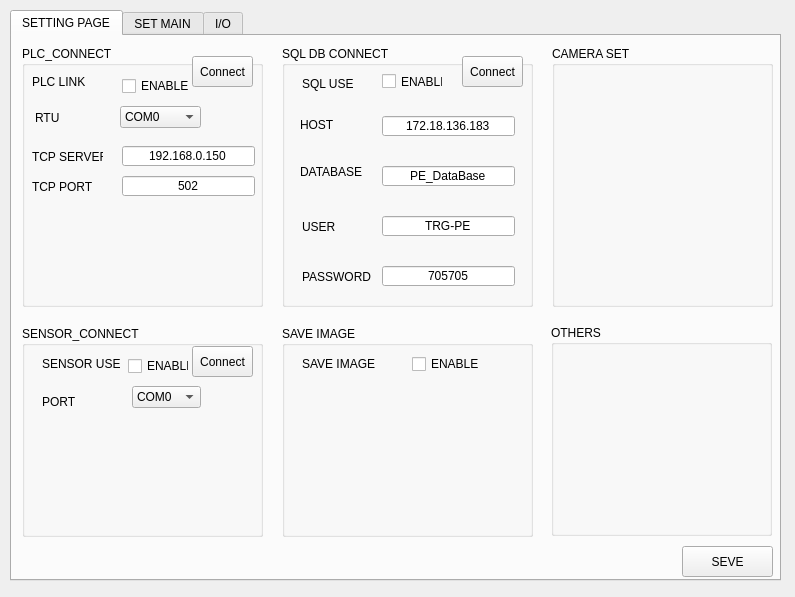
Old version of the form ui_files/setting_form.ui in the repository bigcheng123/scratch-detect.
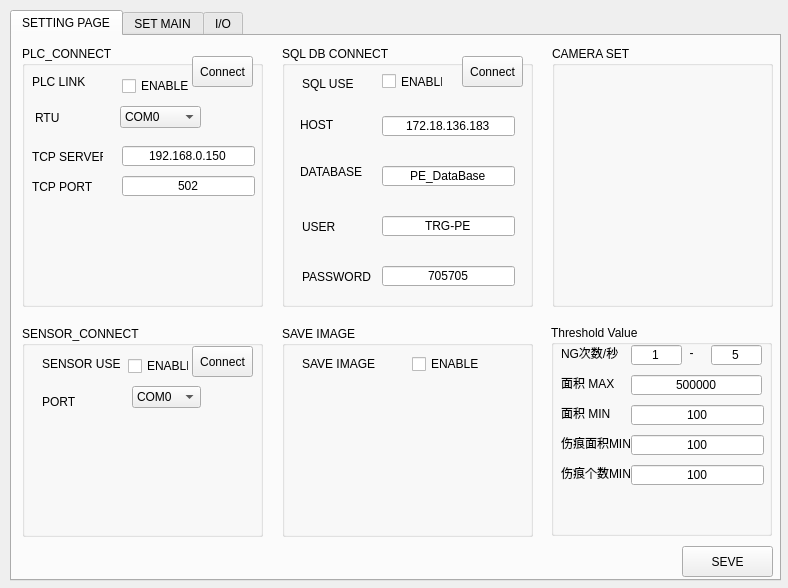
New version of the form.

What changed in the file:
```diff
--- a/ui_files/setting_form.ui
+++ b/ui_files/setting_form.ui
@@ -6,8 +6,8 @@
    <rect>
     <x>0</x>
     <y>0</y>
-    <width>795</width>
-    <height>597</height>
+    <width>788</width>
+    <height>588</height>
    </rect>
   </property>
   <property name="windowTitle">
@@ -670,8 +670,252 @@
        </rect>
       </property>
       <property name="title">
-       <string>OTHERS</string>
+       <string>Threshold Value</string>
       </property>
+      <widget class="QLabel" name="label_26">
+       <property name="geometry">
+        <rect>
+         <x>10</x>
+         <y>20</y>
+         <width>91</width>
+         <height>16</height>
+        </rect>
+       </property>
+       <property name="text">
+        <string>NG次数/秒</string>
+       </property>
+      </widget>
+      <widget class="QLabel" name="label_27">
+       <property name="geometry">
+        <rect>
+         <x>10</x>
+         <y>50</y>
+         <width>91</width>
+         <height>16</height>
+        </rect>
+       </property>
+       <property name="text">
+        <string>面积 MAX</string>
+       </property>
+      </widget>
+      <widget class="QLineEdit" name="lineEdit_ngcounter_low">
+       <property name="geometry">
+        <rect>
+         <x>80</x>
+         <y>20</y>
+         <width>51</width>
+         <height>20</height>
+        </rect>
+       </property>
+       <property name="inputMask">
+        <string/>
+       </property>
+       <property name="text">
+        <string>1</string>
+       </property>
+       <property name="maxLength">
+        <number>32767</number>
+       </property>
+       <property name="cursorPosition">
+        <number>1</number>
+       </property>
+       <property name="alignment">
+        <set>Qt::AlignCenter</set>
+       </property>
+      </widget>
+      <widget class="QLineEdit" name="lineEdit_area_max">
+       <property name="geometry">
+        <rect>
+         <x>80</x>
+         <y>50</y>
+         <width>131</width>
+         <height>20</height>
+        </rect>
+       </property>
+       <property name="inputMask">
+        <string/>
+       </property>
+       <property name="text">
+        <string>500000</string>
+       </property>
+       <property name="maxLength">
+        <number>32767</number>
+       </property>
+       <property name="cursorPosition">
+        <number>6</number>
+       </property>
+       <property name="alignment">
+        <set>Qt::AlignCenter</set>
+       </property>
+      </widget>
+      <widget class="QLineEdit" name="lineEdit_area_min">
+       <property name="geometry">
+        <rect>
+         <x>80</x>
+         <y>80</y>
+         <width>133</width>
+         <height>20</height>
+        </rect>
+       </property>
+       <property name="inputMask">
+        <string/>
+       </property>
+       <property name="text">
+        <string>100</string>
+       </property>
+       <property name="maxLength">
+        <number>32767</number>
+       </property>
+       <property name="cursorPosition">
+        <number>3</number>
+       </property>
+       <property name="alignment">
+        <set>Qt::AlignCenter</set>
+       </property>
+      </widget>
+      <widget class="QLabel" name="label_28">
+       <property name="geometry">
+        <rect>
+         <x>10</x>
+         <y>80</y>
+         <width>91</width>
+         <height>16</height>
+        </rect>
+       </property>
+       <property name="text">
+        <string>面积 MIN</string>
+       </property>
+      </widget>
+      <widget class="QLineEdit" name="lineEdit_ngcounter_high">
+       <property name="geometry">
+        <rect>
+         <x>160</x>
+         <y>20</y>
+         <width>51</width>
+         <height>20</height>
+        </rect>
+       </property>
+       <property name="inputMask">
+        <string/>
+       </property>
+       <property name="text">
+        <string>5</string>
+       </property>
+       <property name="maxLength">
+        <number>32767</number>
+       </property>
+       <property name="cursorPosition">
+        <number>1</number>
+       </property>
+       <property name="alignment">
+        <set>Qt::AlignCenter</set>
+       </property>
+      </widget>
+      <widget class="QLabel" name="label_29">
+       <property name="geometry">
+        <rect>
+         <x>130</x>
+         <y>20</y>
+         <width>21</width>
+         <height>16</height>
+        </rect>
+       </property>
+       <property name="text">
+        <string>-</string>
+       </property>
+       <property name="alignment">
+        <set>Qt::AlignCenter</set>
+       </property>
+      </widget>
+      <widget class="QLabel" name="label_30">
+       <property name="geometry">
+        <rect>
+         <x>10</x>
+         <y>110</y>
+         <width>91</width>
+         <height>16</height>
+        </rect>
+       </property>
+       <property name="text">
+        <string>伤痕面积MIN</string>
+       </property>
+      </widget>
+      <widget class="QLabel" name="label_31">
+       <property name="geometry">
+        <rect>
+         <x>10</x>
+         <y>160</y>
+         <width>91</width>
+         <height>16</height>
+        </rect>
+       </property>
+       <property name="text">
+        <string/>
+       </property>
+      </widget>
+      <widget class="QLineEdit" name="lineEdit_scratch_min">
+       <property name="geometry">
+        <rect>
+         <x>80</x>
+         <y>110</y>
+         <width>133</width>
+         <height>20</height>
+        </rect>
+       </property>
+       <property name="inputMask">
+        <string/>
+       </property>
+       <property name="text">
+        <string>100</string>
+       </property>
+       <property name="maxLength">
+        <number>32767</number>
+       </property>
+       <property name="cursorPosition">
+        <number>3</number>
+       </property>
+       <property name="alignment">
+        <set>Qt::AlignCenter</set>
+       </property>
+      </widget>
+      <widget class="QLabel" name="label_32">
+       <property name="geometry">
+        <rect>
+         <x>10</x>
+         <y>140</y>
+         <width>91</width>
+         <height>16</height>
+        </rect>
+       </property>
+       <property name="text">
+        <string>伤痕个数MIN</string>
+       </property>
+      </widget>
+      <widget class="QLineEdit" name="lineEdit_scratch_qua">
+       <property name="geometry">
+        <rect>
+         <x>80</x>
+         <y>140</y>
+         <width>133</width>
+         <height>20</height>
+        </rect>
+       </property>
+       <property name="inputMask">
+        <string/>
+       </property>
+       <property name="text">
+        <string>100</string>
+       </property>
+       <property name="maxLength">
+        <number>32767</number>
+       </property>
+       <property name="cursorPosition">
+        <number>3</number>
+       </property>
+       <property name="alignment">
+        <set>Qt::AlignCenter</set>
+       </property>
+      </widget>
      </widget>
      <widget class="QPushButton" name="saveConfig2_Button">
       <property name="geometry">
```
